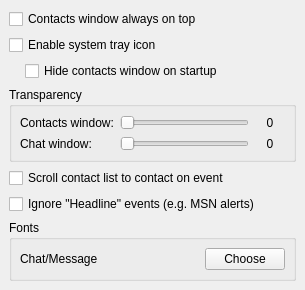
Before: the Qt Designer form src/options/opt_application.ui in psi-im/psi, drawn with Qt 5.
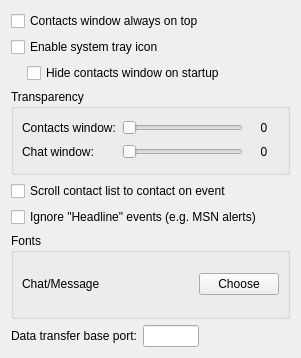
After: the same form once the commit is applied. Custom widgets are drawn as their Qt base class.

Commit message: put data transfer port field back in

Patch:
```diff
--- a/src/options/opt_application.ui
+++ b/src/options/opt_application.ui
@@ -5,20 +5,14 @@
    <rect>
     <x>0</x>
     <y>0</y>
-    <width>305</width>
-    <height>237</height>
+    <width>301</width>
+    <height>358</height>
    </rect>
   </property>
   <property name="windowTitle" >
    <string>OptApplicationUI</string>
   </property>
-  <layout class="QVBoxLayout" >
-   <property name="margin" >
-    <number>9</number>
-   </property>
-   <property name="spacing" >
-    <number>6</number>
-   </property>
+  <layout class="QVBoxLayout" name="verticalLayout" >
    <item>
     <widget class="QCheckBox" name="ck_alwaysOnTop" >
      <property name="text" >
@@ -35,12 +29,12 @@
    </item>
    <item>
     <layout class="QHBoxLayout" >
-     <property name="margin" >
-      <number>0</number>
-     </property>
      <property name="spacing" >
       <number>6</number>
      </property>
+     <property name="margin" >
+      <number>0</number>
+     </property>
      <item>
       <spacer>
        <property name="orientation" >
@@ -180,7 +174,7 @@
        <number>6</number>
       </property>
       <item row="0" column="1" colspan="3" >
-       <widget class="FontLabel" name="le_fChat" />
+       <widget class="FontLabel" native="1" name="le_fChat" />
       </item>
       <item row="0" column="0" >
        <widget class="QLabel" name="tl_fChat" >
@@ -205,10 +199,57 @@
      </layout>
     </widget>
    </item>
+   <item>
+    <layout class="QHBoxLayout" name="horizontalLayout" >
+     <item>
+      <widget class="QLabel" name="label" >
+       <property name="text" >
+        <string>Data transfer base port:</string>
+       </property>
+      </widget>
+     </item>
+     <item>
+      <widget class="QLineEdit" name="le_dtPort" >
+       <property name="minimumSize" >
+        <size>
+         <width>56</width>
+         <height>0</height>
+        </size>
+       </property>
+       <property name="maximumSize" >
+        <size>
+         <width>56</width>
+         <height>16777215</height>
+        </size>
+       </property>
+      </widget>
+     </item>
+     <item>
+      <spacer name="horizontalSpacer" >
+       <property name="orientation" >
+        <enum>Qt::Horizontal</enum>
+       </property>
+       <property name="sizeHint" stdset="0" >
+        <size>
+         <width>40</width>
+         <height>20</height>
+        </size>
+       </property>
+      </spacer>
+     </item>
+    </layout>
+   </item>
   </layout>
  </widget>
  <layoutdefault spacing="6" margin="11" />
  <pixmapfunction>qPixmapFromMimeSource</pixmapfunction>
+ <customwidgets>
+  <customwidget>
+   <class>FontLabel</class>
+   <extends></extends>
+   <header>../../src/options/opt_appearance.h</header>
+  </customwidget>
+ </customwidgets>
  <tabstops>
   <tabstop>ck_alwaysOnTop</tabstop>
   <tabstop>ck_docklet</tabstop>
@@ -219,15 +260,6 @@
   <tabstop>ck_ignoreHeadline</tabstop>
  </tabstops>
  <resources/>
- <customwidgets>
-  <customwidget>
-   <class>FontLabel</class>
-   <extends></extends>
-   <header>../../src/options/opt_appearance.h</header>
-   <container>0</container>
-   <pixmap></pixmap>
-  </customwidget>
- </customwidgets>
  <connections>
   <connection>
    <sender>ck_docklet</sender>
```
Left out of the diff: 2 changed lines with no effect on the pictures. The commit also changes 1 other file.
